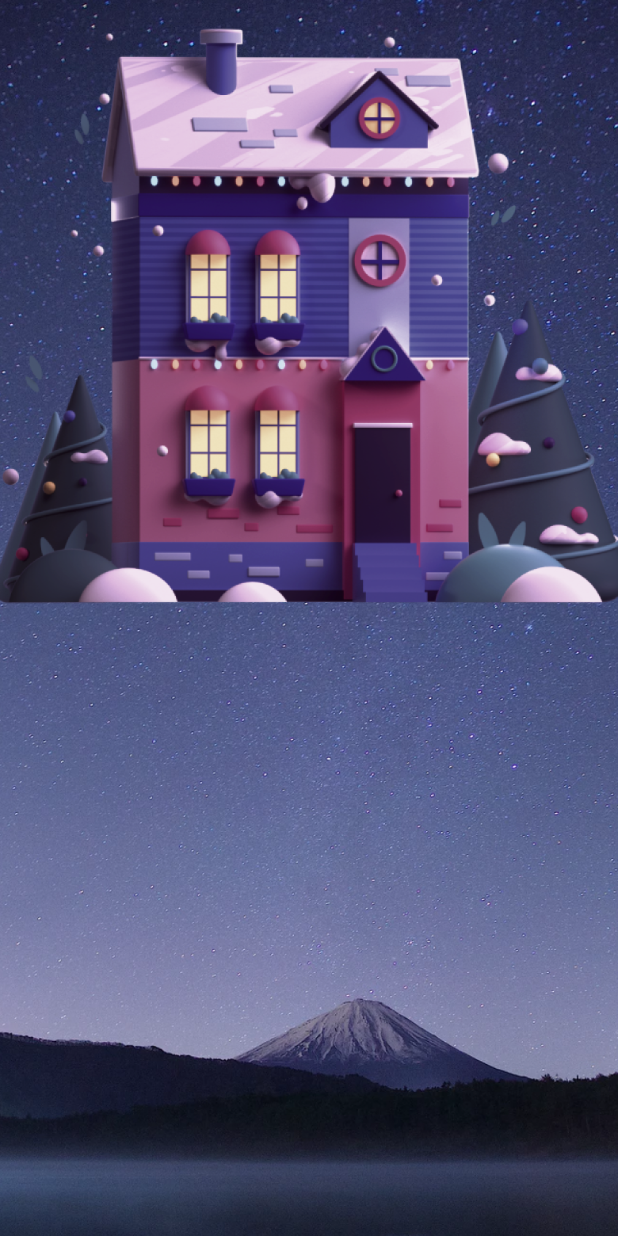
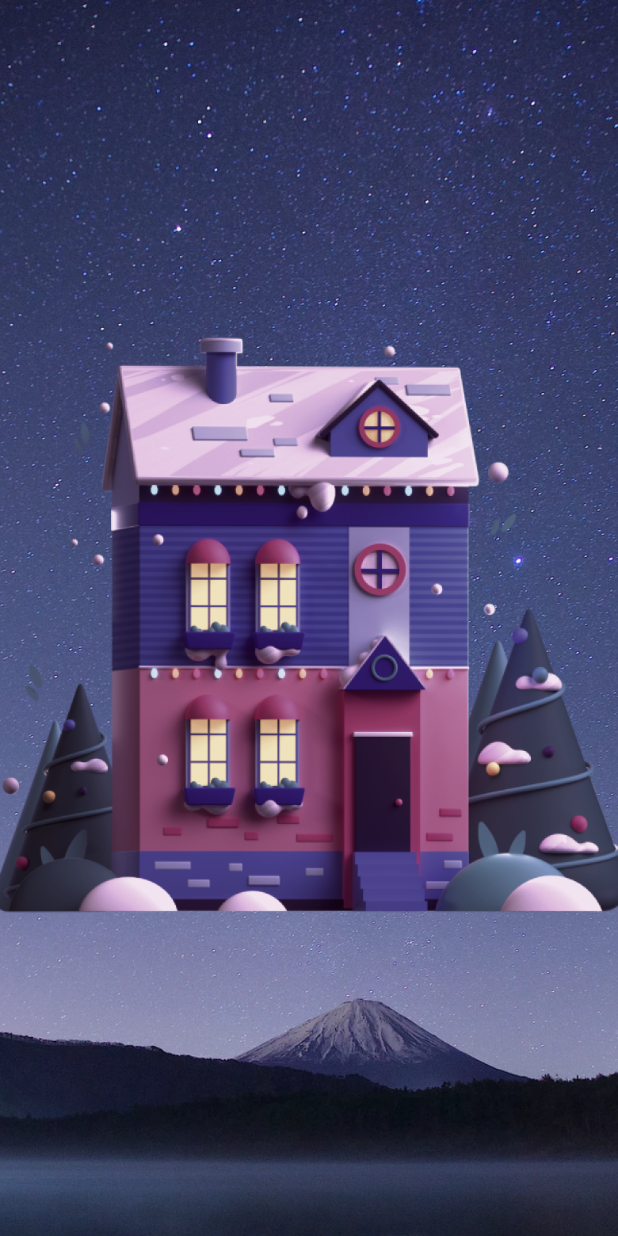
Before and after one commit to rasulov999/Weathery, a Flutter app: the screen it shows after launch, on a phone screen of 412 x 824 dp. Run offline on Flutter 3.47's test engine with Material 2 defaults, Android fonts, the phone set to English and light mode, and no system bars.

Commit message:
first commit

```diff
--- a/lib/presentation/pages/home/home_page.dart
+++ b/lib/presentation/pages/home/home_page.dart
@@ -1,6 +1,7 @@
 import 'package:flutter/material.dart';
 import 'package:flutter/src/widgets/container.dart';
 import 'package:flutter/src/widgets/framework.dart';
+import 'package:weathery/presentation/utils/images.dart';
 
 class HomePage extends StatefulWidget {
   const HomePage({super.key});
@@ -18,12 +19,12 @@ class _HomePageState extends State<HomePage> {
         height: MediaQuery.of(context).size.height,
         decoration: const BoxDecoration(
           image: DecorationImage(
-            image: AssetImage("assets/images/img.png"),fit: BoxFit.cover
+            image: AssetImage("assets/images/bg_img.png"),fit: BoxFit.cover
           )
         ),
-        child: Column(
+        child: Column(mainAxisAlignment: MainAxisAlignment.center,
           children: [
-            Image.asset("assets/images/img_1.png"),
+            Image.asset(AppImages.house)
           ],
         ),
       ),
--- /dev/null
+++ b/lib/presentation/utils/images.dart
@@ -0,0 +1,4 @@
+class AppImages {
+  static const background = "assets/images/bg_img.png";
+  static const house = "assets/images/house_img.png";
+}
```
Also changed, not shown: assets/images/bg_img.png (renamed from assets/images/img.png), assets/images/house_img.png (renamed from assets/images/img_1.png).
